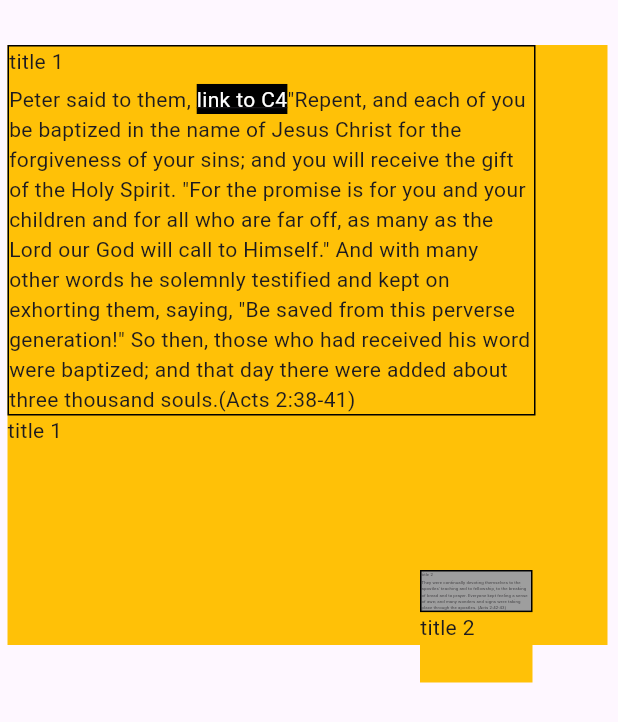
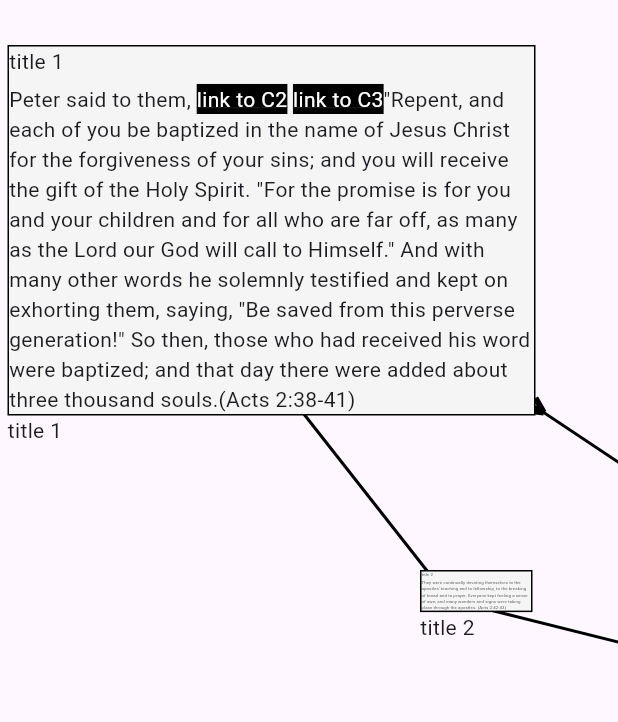
Before and after one commit to richard-hyperbook/testi, a Flutter app: the screen it shows after launch, on a phone screen of 412 x 824 dp. Shown: the top 722 px of the screen. Run offline on Flutter 3.47's test engine with Material 3 defaults, Android fonts, the phone set to English and light mode, and no system bars; our stand-ins replace auto_size_text, flutter_widget_from_html, font_awesome_flutter; missing offline and left inert: arrow_pad, number_inc_dec.

Commit message:
Animation not working

```diff
--- a/lib/draw_map.dart
+++ b/lib/draw_map.dart
@@ -56,29 +56,44 @@ class Chapter {
   double? xCoord;
   double? yCoord;
   DocumentReference? reference;
+  int? readStateIndex;
   Chapter({
     required this.title,
     required this.body,
     required this.xCoord,
     required this.yCoord,
     required this.reference,
+    required this.readStateIndex,
   });
 }
 
 List<Chapter> currentChapterList = [
   Chapter(
     title: 'title 1',
-    body: 'Peter said to them, <a href="#2" target="_blank" style="background-color:black;color:white;padding:2px;border:2px solid grey;border-radius:5px">link to C4</a>"Repent, and each of you be baptized in the name of Jesus Christ for the forgiveness of your sins; and you will receive the gift of the Holy Spirit. "For the promise is for you and your children and for all who are far off, as many as the Lord our God will call to Himself." And with many other words he solemnly testified and kept on exhorting them, saying, "Be saved from this perverse generation!" So then, those who had received his word were baptized; and that day there were added about three thousand souls.(Acts 2:38-41)',
+    body:
+        'Peter said to them, <a href="#2" target="_blank" style="background-color:black;color:white;padding:2px;border:2px solid grey;border-radius:5px">link to C2</a>  <a href="#3" target="_blank" style="background-color:black;color:white;padding:2px;border:2px solid grey;border-radius:5px">link to C3</a>"Repent, and each of you be baptized in the name of Jesus Christ for the forgiveness of your sins; and you will receive the gift of the Holy Spirit. "For the promise is for you and your children and for all who are far off, as many as the Lord our God will call to Himself." And with many other words he solemnly testified and kept on exhorting them, saying, "Be saved from this perverse generation!" So then, those who had received his word were baptized; and that day there were added about three thousand souls.(Acts 2:38-41)',
     xCoord: 25.0,
     yCoord: 50.0,
     reference: DocumentReference(path: '1'),
+    readStateIndex: kNotVisitedIndex,
   ),
   Chapter(
     title: 'title 2',
-    body: "They were continually devoting themselves to the apostles' teaching and to fellowship, to the breaking of bread and to prayer. Everyone kept feeling a sense of awe; and many wonders and signs were taking place through the apostles. (Acts 2:42-43)",
+    body:
+        "They were continually devoting themselves to the apostles' teaching and to fellowship, to the breaking of bread and to prayer. Everyone kept feeling a sense of awe; and many wonders and signs were taking place through the apostles. (Acts 2:42-43)",
     xCoord: 300.0,
     yCoord: 400.0,
     reference: DocumentReference(path: '2'),
+    readStateIndex: kNotVisitedIndex,
+  ),
+  Chapter(
+    title: 'title 3',
+    body:
+        '<a href="#2">XXX</a>They were continually devoting themselves to the apostles teaching and to fellowship, to the breaking of bread and to prayer. Everyone kept feeling a sense of awe; and many wonders and signs were taking place through the apostles. (Acts 2:42-43)',
+    xCoord: 700.0,
+    yCoord: 500.0,
+    reference: DocumentReference(path: '3'),
+    readStateIndex: kNotVisitedIndex,
   ),
 ];
 
@@ -112,8 +127,7 @@ TextEditingController _numberInputTextController = TextEditingController();
 int _previousDaysToHighlight = 0;
 double xOffset = 0.0;
 double yOffset = 0.0;
-int hightlightChapterIndex = 0;
-
+// int hightlightChapterIndex = 0;
 const int kUserLevelNotLoggedIn = 0;
 const int kUserLevelFree = 1;
 const int kUserLevelPro = 2;
@@ -148,9 +162,33 @@ const double kDefaultNodeWidth = 350;
 const double kXFocus = 100;
 const double kYFocus = 100;
 
+const int kNotVisitedIndex = 0;
+const int kVisitedIndex = 1;
+const int kPartiallyReadIndex = 2;
+const int kFullyReadIndex = 3;
+const int kHighlightedIndex = 4;
+const int kDepredciatedIndex = 5;
+const String kNotVisitedString = 'Not visited';
+const String kVisitedString = 'Visited';
+const String kPartiallyReadString = 'Partially read';
+const String kFullyReadString = 'Fully Read';
+const String kHighlightedString = 'Highlighted';
+const String kDepredciatedString = 'Depreciated';
+const String kAwaitingApprovalString = 'Awaiting approval';
+
+const kStandardDuration = Duration(milliseconds: 500);
+
+final List<Color> readStateColors = [
+  Color.lerp(Colors.grey, Colors.white, 0.9)!,
+  Color.lerp(Colors.green, Colors.white, 0.75)!,
+  Colors.lightBlue,
+  Colors.blue,
+  Colors.amber,
+  Colors.brown,
+];
 
 double nodeSize = 40;
-DocumentReference chapterClicked = DocumentReference(path : '1');
+DocumentReference chapterClicked = DocumentReference(path: '1');
 
 class _DrawMapState extends State<DrawMap> {
   bool areChaptersLoaded = false;
@@ -398,6 +436,17 @@ class _DrawMapState extends State<DrawMap> {
     // if (connectedUserIndex == null) {
     //   return Center(child: Text('Hyperbook map not available'));
     // }
+    List<Widget> builtItems = _buildItems();
+    int expandedItemIndex = 0;
+    for (int i = 0; i < items!.length; i++) {
+      if (items![i].chapterReference!.path == chapterClicked!.path) {
+        expandedItemIndex = i;
+        break;
+      }
+    }
+    Widget tempItem = builtItems[expandedItemIndex];
+    builtItems[expandedItemIndex] = builtItems.last;
+    builtItems.last = tempItem;
     return Scaffold(
       body: SizedBox(
         height: 500,
@@ -412,8 +461,8 @@ class _DrawMapState extends State<DrawMap> {
                   //  links: links,//links.map((item) => item.offset!).toList(),
                 ),
               ),
-              ..._buildItems(),
-             // Positioned(left: 0, top: 0, child: insertArrowPad(setState)),
+              ...builtItems, //..._buildItems(),
+              // Positioned(left: 0, top: 0, child: insertArrowPad(setState)),
             ],
           ),
         ),
@@ -453,20 +502,21 @@ class _DrawMapState extends State<DrawMap> {
       final String body = currentChapterList[i].body!;
       Color color = Colors.amber;
       int state = 0;
-      print('(HW4)${i}....${hightlightChapterIndex}');
+      print('(HW4)${i}....${currentChapterList[i].reference}');
 
       items!.add(
         ItemModel(
           offset: Offset(x, y),
           title: title,
           body: body,
-          color: (i == hightlightChapterIndex) ? Colors.amber : Colors.grey,
+          color: readStateColors[currentChapterList[i].readStateIndex!],
           chapterState: state,
           borderRadius: 0,
           chapterReference: currentChapterList[i].reference,
         ),
       );
     }
+
     //%print('(D43-1)${links.length}');
     links.clear();
     for (int i = 0; i < currentChapterList.length; i++) {
@@ -517,7 +567,7 @@ class _DrawMapState extends State<DrawMap> {
   }
 
   Function onDragStart(int index) => (double x, double y) {
-    //%print('(D23-1)$x*$y?${Offset(x, y)}');
+    print('(D23-1)$x*$y?${Offset(x, y)}');
     setState(() {
       items![index] = items![index].copyWithNewOffset(Offset(x, y));
     });
@@ -525,7 +575,7 @@ class _DrawMapState extends State<DrawMap> {
 
   @override
   Widget build(BuildContext context) {
-    populateChapters();
+    //populateChapters();
     print('NN91Build draw_map');
 
     return makeScreen();
@@ -564,13 +614,16 @@ class _DrawMapState extends State<DrawMap> {
     return res;
   }
 }
-bool heightWidthFlag = false;
+
+// bool heightWidthFlag = false;
 bool borderRadius = false;
 bool heartbeatFlag = false;
 bool translateFlag = false;
 bool aflag = false;
 
-var animatedWithHeight = Text("My Height and width will start animating upon click");
+// var animatedWithHeight = Text(
+//   "My Height and width will start animating upon click",
+// );
 
 class _Item extends StatelessWidget {
   const _Item({
@@ -619,7 +672,7 @@ class _Item extends StatelessWidget {
   _handleDrag(details) {
     // final positionScreen = _keyScreen.currentContext!.findRenderObject()!.localToGlobal(Offset.zero);
 
-    print('(D23-0)$details£${details.globalPosition}');
+    print('(D23-0)$details££££${details.globalPosition}');
     final x = details.globalPosition.dx /*+ xOffset*/;
     final y = details.globalPosition.dy - 100 /*+ yOffset*/;
     onDragStart!(x, y);
@@ -627,46 +680,59 @@ class _Item extends StatelessWidget {
 
   bool highlightChapter(DateTime modifiedTime) {
     int days = DateTime.now().difference(modifiedTime).inDays;
-    print('(N2110)${days}#${DateTime.now()}&${modifiedTime}');
+    print('(N2110)${days}####${DateTime.now()}&&&&${modifiedTime}');
     return (days < _previousDaysToHighlight);
   }
 
-  void animateHeightWidth(DocumentReference chapterReference){
+  void animateHeightWidth(DocumentReference chapterReference) {
     globalSetState!(() {
       chapterClicked = chapterReference;
-      animatedWithHeight = Text("");
-      heightWidthFlag = !heightWidthFlag;
+      // animatedWithHeight = Text("");
+      // heightWidthFlag = !heightWidthFlag;
+      for (int i = 0; i < currentChapterList.length; i++) {
+        if (currentChapterList[i].reference!.path == chapterClicked.path) {
+          currentChapterList[i].readStateIndex = kVisitedIndex;
+          break;
+        }
+      }
+      for (int i = 0; i < items!.length; i++) {
+        if (items![i].chapterReference!.path == chapterClicked.path) {
+          items![i].color = readStateColors[kVisitedIndex];
+          break;
+        }
+      }
     });
   }
 
   @override
   Widget build(BuildContext context) {
-    print(
-      '(D27)${title}++++${body}^^^^${offset!.dy}',
-    );
+    print('(D27)${title}++++${body}^^^^${offset!.dy}');
     bool isRecentChangesZero = _previousDaysToHighlight == 0;
     double nodeSize = kDefaultNodeSize;
     return Positioned(
+     // duration: kStandardDuration,
       left: offset!.dx - nodeSize / 2 /*+ xOffset*/,
       top: offset!.dy - nodeSize / 2 /*+ yOffset*/,
       child: GestureDetector(
         onPanStart: (details) {
-          //%print('(N1000)${details}');
+          print('(N1000)${details}');
           _enableTranslation = false;
           _handleDrag(details);
         },
         onPanUpdate: (details) {
-          //%print('(N1001)${details}%${_transformationController.value}');
+          print('(N1001)${details}%${_transformationController.value}');
           _handleDrag(details);
           _enableTranslation = true;
         },
-        onDoubleTap: (){animateHeightWidth(chapterReference!);},
+        onDoubleTap: () {
+          animateHeightWidth(chapterReference!);
+        },
         child: AnimatedContainer(
-          duration: Duration(milliseconds: 500),
+          duration: kStandardDuration,
           height: (chapterClicked!.path == chapterReference!.path) ? 400 : 75,
           width: (chapterClicked!.path == chapterReference!.path) ? 400 : 75,
-          color: Colors.amber,
-          onEnd: (){
+          // color: (chapterClicked!.path == chapterReference!.path) ? Colors.amber : Colors.grey,
+          onEnd: () {
             print('(HW10)');
           },
           child: Column(
@@ -689,32 +755,47 @@ class _Item extends StatelessWidget {
                     child: Column(
                       crossAxisAlignment: CrossAxisAlignment.start,
                       children: <Widget>[
-                        new Text(title!, /*style: Theme.of(context).textTheme.subhead*/),
+                        new Text(
+                          title! /*style: Theme.of(context).textTheme.subhead*/,
+                        ),
                         new Container(
                           width: kDefaultNodeWidth,
                           margin: const EdgeInsets.only(top: 5.0),
                           child: //Text(body!),
-                          HtmlWidget(body!,
-                          onTapUrl: (String value){
-                            print('(HW1)${value}++++');
-                            String targetRef = value.substring(1);
-                            for(int i = 0; i < currentChapterList.length; i++){
-                              print('(HW2)${i}????${targetRef}++++${currentChapterList[i].reference!.path}');
-                              if(targetRef == currentChapterList[i].reference!.path){
-                                hightlightChapterIndex = i;
-                                print('(HW3)${i}++++');
-                                double changeX = currentChapterList[i].xCoord! - kXFocus;
-                                double changeY = currentChapterList[i].xCoord!- kYFocus;
-                                for(int i = 0; i < currentChapterList.length; i++){
-                                  currentChapterList[i].xCoord = currentChapterList[i].xCoord! - kXFocus;
-                                  currentChapterList[i].yCoord = currentChapterList[i].yCoord! - kYFocus;
+                          HtmlWidget(
+                            body!,
+                            onTapUrl: (String value) {
+                              print('(HW1)${value}++++');
+                              String targetRef = value.substring(1);
+                              for (
+                                int i = 0; i < currentChapterList.length; i++){
+                                print(
+                                  '(HW2)${i}????${targetRef}++++${currentChapterList[i].reference!.path}',
+                                );
+                                if (targetRef ==
+                                    currentChapterList[i].reference!.path) {
+                                  chapterClicked =
+                                      currentChapterList[i].reference!;
+                                  print('(HW3)${i}++++${chapterClicked.path}');
+                                  break;
                                 }
-                                break;
+                                for (int i = 0; i < items!.length; i++) {
+                                  if (items![i].chapterReference!.path == chapterClicked.path) {
+                                    items![i].color = readStateColors[kVisitedIndex];
+                                    break;
+                                  }
+                                }
+                                for (int i = 0; i < items!.length; i++) {
+                                  if (items![i].chapterReference!.path == targetRef) {
+                                    items![i].color = readStateColors[kVisitedIndex];
+                                    break;
+                                  }
+                                }
+                                globalSetState!(() {});
                               }
-                              globalSetState!((){});
-                            }
-                            return true;
-                          },),
+                              return true;
+                            },
+                          ),
                         ),
                       ],
                     ),
@@ -801,7 +882,7 @@ class ItemModel {
   final Offset? offset;
   final String? title;
   final String? body;
-  final Color? color;
+  Color? color;
   final int? chapterState;
   final double? borderRadius;
   final double? chapterXCoord;
```
